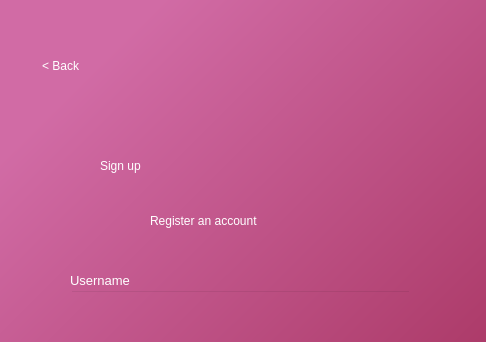
Old version of the form createacc.ui in the repository AnshulS853/Coursework-Improved; both pictures show x 0 to 486 and y 0 to 342 of the 486 by 800 pixel window.
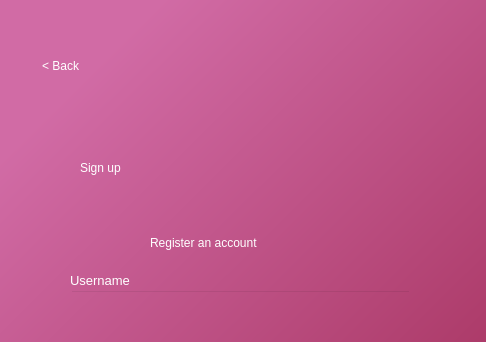
New version of the form.

Patch:
```diff
--- a/createacc.ui
+++ b/createacc.ui
@@ -41,10 +41,10 @@
    <widget class="QLabel" name="label">
     <property name="geometry">
      <rect>
-      <x>100</x>
-      <y>120</y>
-      <width>271</width>
-      <height>91</height>
+      <x>80</x>
+      <y>110</y>
+      <width>319</width>
+      <height>116</height>
      </rect>
     </property>
     <property name="styleSheet">
@@ -58,9 +58,9 @@
     <property name="geometry">
      <rect>
       <x>150</x>
-      <y>200</y>
-      <width>161</width>
-      <height>41</height>
+      <y>230</y>
+      <width>186</width>
+      <height>25</height>
      </rect>
     </property>
     <property name="styleSheet">
```
